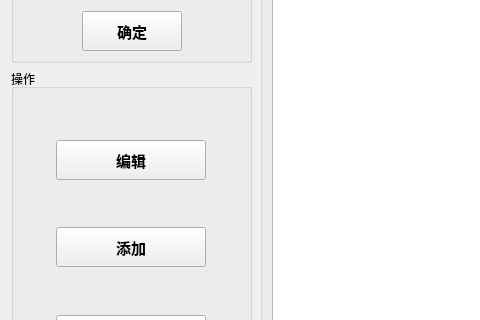
Before: the Qt Designer form StaffView/staffview.ui in Flzjler/LaborEye, drawn with Qt 5; both pictures show x 0 to 480 and y 183 to 503 of the 1082 by 632 pixel window.
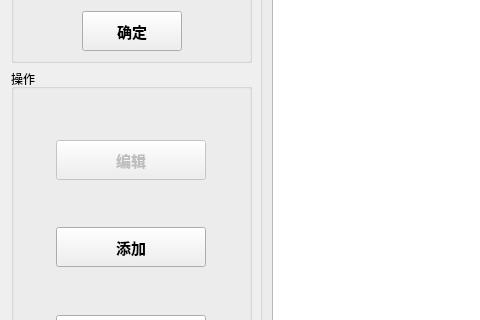
After: the same form once the commit is applied.

Patch:
```diff
--- a/StaffView/staffview.ui
+++ b/StaffView/staffview.ui
@@ -494,6 +494,9 @@
            </item>
            <item>
             <widget class="QPushButton" name="btnEdit">
+             <property name="enabled">
+              <bool>false</bool>
+             </property>
              <property name="minimumSize">
               <size>
                <width>150</width>
```
